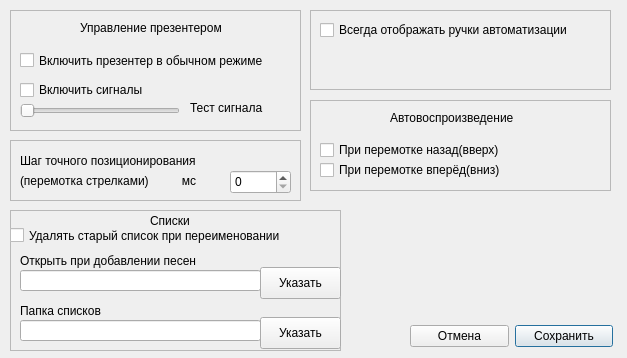
Qt form GUI/options.ui (Eugene-q/PresenterPlayer) before a commit.
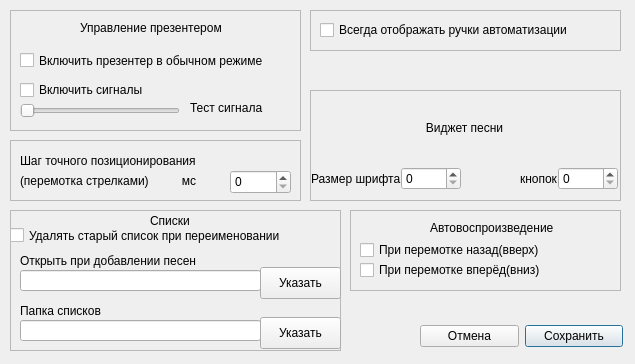
The same form after that commit.

Commit message: 221 - Изменить размер шрифта в SongWidget и размеры кнопок. В настройки -- В OptionsDialog добавлены spinBox для размера шрифта и кнопок, а также тестовый виджет песни, сразу отображающий изменения. После подтверждения размеры применяются ко всем песням и далее используются при загрузке новых. Добавлены SongWidget.update_buttons_size(), update_font(), SongList.update_items().

Diff of the .ui file:
```diff
--- a/GUI/options.ui
+++ b/GUI/options.ui
@@ -12,8 +12,8 @@
    <rect>
     <x>0</x>
     <y>0</y>
-    <width>627</width>
-    <height>358</height>
+    <width>635</width>
+    <height>364</height>
    </rect>
   </property>
   <property name="windowTitle">
@@ -103,7 +103,7 @@
   <widget class="QWidget" name="layoutWidget">
    <property name="geometry">
     <rect>
-     <x>410</x>
+     <x>420</x>
      <y>320</y>
      <width>203</width>
      <height>32</height>
@@ -134,8 +134,8 @@
     <rect>
      <x>310</x>
      <y>10</y>
-     <width>301</width>
-     <height>80</height>
+     <width>311</width>
+     <height>41</height>
     </rect>
    </property>
    <property name="frameShape">
@@ -161,10 +161,10 @@
   <widget class="QFrame" name="frame_4">
    <property name="geometry">
     <rect>
-     <x>310</x>
-     <y>100</y>
-     <width>301</width>
-     <height>91</height>
+     <x>350</x>
+     <y>210</y>
+     <width>271</width>
+     <height>81</height>
     </rect>
    </property>
    <property name="frameShape">
@@ -177,7 +177,7 @@
     <property name="geometry">
      <rect>
       <x>10</x>
-      <y>60</y>
+      <y>50</y>
       <width>291</width>
       <height>20</height>
      </rect>
@@ -203,7 +203,7 @@
     <property name="geometry">
      <rect>
       <x>10</x>
-      <y>40</y>
+      <y>30</y>
       <width>291</width>
       <height>20</height>
      </rect>
@@ -400,6 +400,143 @@
     </property>
    </widget>
   </widget>
+  <widget class="QFrame" name="frame_6">
+   <property name="geometry">
+    <rect>
+     <x>310</x>
+     <y>90</y>
+     <width>311</width>
+     <height>111</height>
+    </rect>
+   </property>
+   <property name="frameShape">
+    <enum>QFrame::StyledPanel</enum>
+   </property>
+   <property name="frameShadow">
+    <enum>QFrame::Raised</enum>
+   </property>
+   <widget class="QWidget" name="verticalLayoutWidget">
+    <property name="geometry">
+     <rect>
+      <x>-1</x>
+      <y>-1</y>
+      <width>311</width>
+      <height>101</height>
+     </rect>
+    </property>
+    <layout class="QVBoxLayout" name="layoutSongListWidget">
+     <property name="spacing">
+      <number>0</number>
+     </property>
+     <property name="leftMargin">
+      <number>2</number>
+     </property>
+     <property name="rightMargin">
+      <number>2</number>
+     </property>
+     <item>
+      <widget class="QLabel" name="label_11">
+       <property name="text">
+        <string>Виджет песни</string>
+       </property>
+       <property name="alignment">
+        <set>Qt::AlignCenter</set>
+       </property>
+       <property name="indent">
+        <number>0</number>
+       </property>
+      </widget>
+     </item>
+     <item>
+      <layout class="QHBoxLayout" name="horizontalLayout_2">
+       <item>
+        <widget class="QLabel" name="label_9">
+         <property name="text">
+          <string>Размер шрифта</string>
+         </property>
+        </widget>
+       </item>
+       <item>
+        <widget class="QSpinBox" name="spinBoxFontSize">
+         <property name="sizePolicy">
+          <sizepolicy hsizetype="Fixed" vsizetype="Fixed">
+           <horstretch>0</horstretch>
+           <verstretch>0</verstretch>
+          </sizepolicy>
+         </property>
+         <property name="maximumSize">
+          <size>
+           <width>60</width>
+           <height>16777215</height>
+          </size>
+         </property>
+         <property name="wrapping">
+          <bool>false</bool>
+         </property>
+         <property name="specialValueText">
+          <string/>
+         </property>
+         <property name="keyboardTracking">
+          <bool>false</bool>
+         </property>
+         <property name="suffix">
+          <string/>
+         </property>
+         <property name="maximum">
+          <number>360000</number>
+         </property>
+        </widget>
+       </item>
+       <item>
+        <spacer name="horizontalSpacer">
+         <property name="orientation">
+          <enum>Qt::Horizontal</enum>
+         </property>
+         <property name="sizeHint" stdset="0">
+          <size>
+           <width>40</width>
+           <height>20</height>
+          </size>
+         </property>
+        </spacer>
+       </item>
+       <item>
+        <widget class="QLabel" name="label_10">
+         <property name="text">
+          <string>кнопок</string>
+         </property>
+        </widget>
+       </item>
+       <item>
+        <widget class="QSpinBox" name="spinBoxButtonsSize">
+         <property name="maximumSize">
+          <size>
+           <width>60</width>
+           <height>16777215</height>
+          </size>
+         </property>
+         <property name="wrapping">
+          <bool>false</bool>
+         </property>
+         <property name="specialValueText">
+          <string/>
+         </property>
+         <property name="keyboardTracking">
+          <bool>false</bool>
+         </property>
+         <property name="suffix">
+          <string/>
+         </property>
+         <property name="maximum">
+          <number>360000</number>
+         </property>
+        </widget>
+       </item>
+      </layout>
+     </item>
+    </layout>
+   </widget>
+  </widget>
  </widget>
  <resources/>
  <connections/>
```
Left out of the diff: 3 changed lines with no effect on the pictures. The commit also changes 2 other files.
